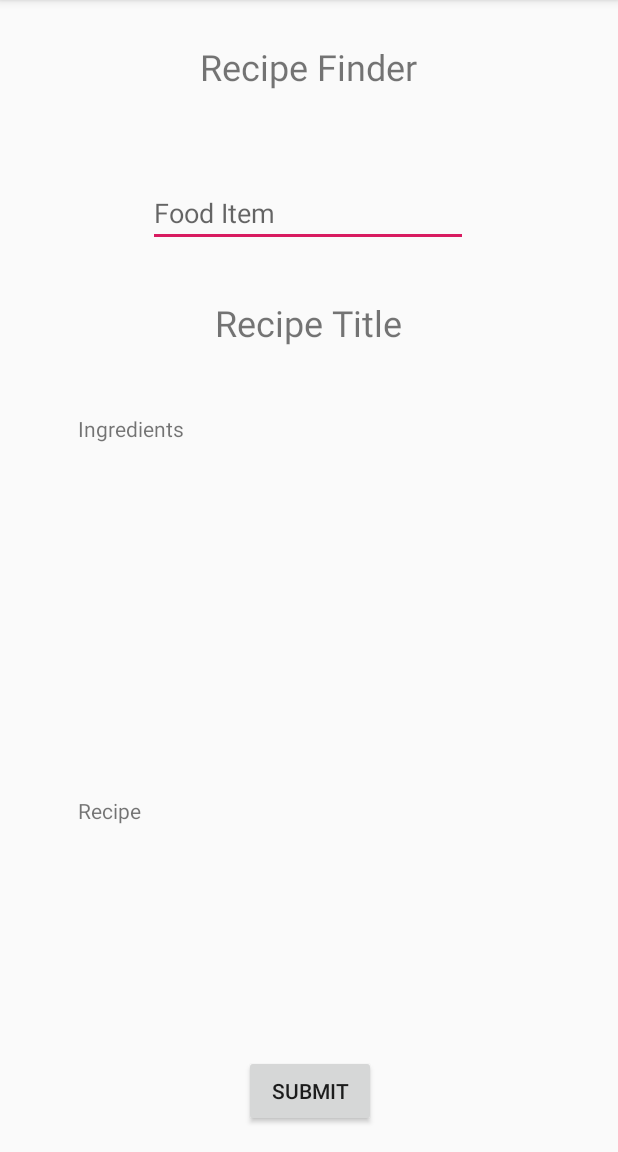
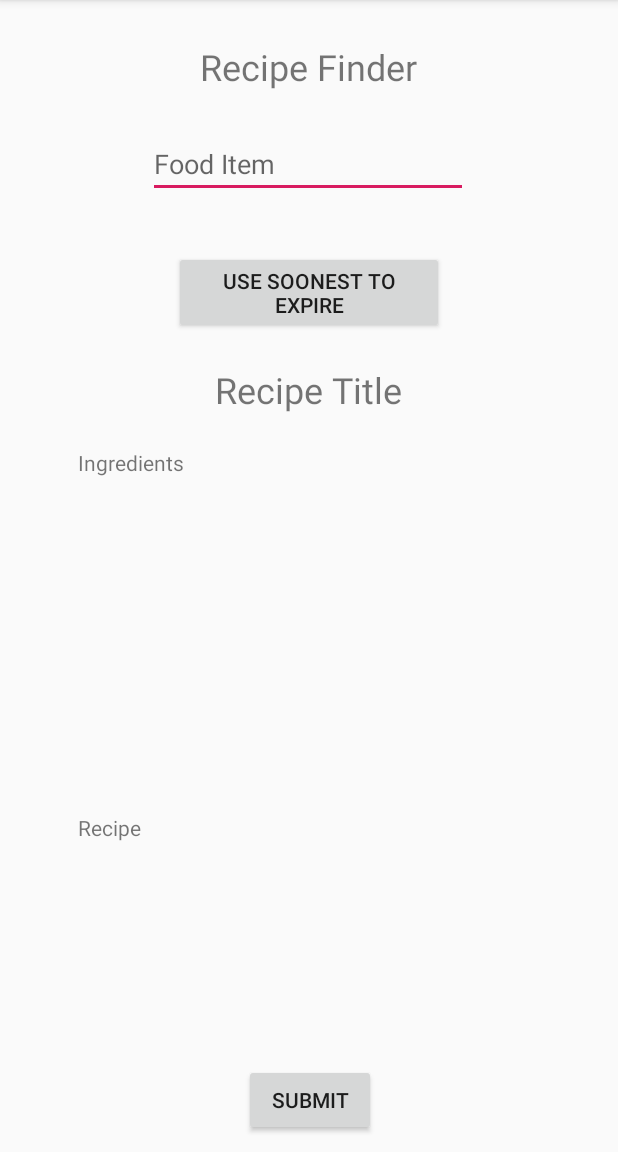
Before and after one commit to jakeshepherd/Tamago, an Android app: the APILink screen opened directly, with no data from a screen before it, on a phone screen of 412 x 824 dp, the part 84-1236 px from its top. Run offline under Robolectric (Android 15) with nearby library versions, the phone set to English and light mode, and no system bars.

```diff
--- a/app/src/main/AndroidManifest.xml
+++ b/app/src/main/AndroidManifest.xml
@@ -48,6 +48,9 @@
             android:name=".ShoppingListEntry"
             android:label="ShoppingListEntry" />
         <activity android:name=".ShoppingListDelete" />
+
+        <receiver android:name="AlertReceiver"/>
+
     </application>
 
 </manifest>
--- a/app/src/main/java/com/example/jakeshepherd/tamago/APILink.java
+++ b/app/src/main/java/com/example/jakeshepherd/tamago/APILink.java
@@ -1,5 +1,6 @@
 package com.example.jakeshepherd.tamago;
 
+import android.content.Intent;
 import android.os.Bundle;
 import android.support.v7.app.AppCompatActivity;
 import android.text.method.ScrollingMovementMethod;
@@ -21,7 +22,16 @@ public class APILink extends AppCompatActivity {
         String returnedTitle;
         String returnedInstructions;
 
-
+        Button soonest = findViewById(R.id.buttonGetSoonest);
+        soonest.setOnClickListener(new View.OnClickListener() {
+            @Override
+            public void onClick(View v) {
+                Intent intent = getIntent();
+                String foodName = intent.getStringExtra("foodName");
+                EditText editText = findViewById(R.id.foodItem);
+                editText.setText(foodName);
+            }
+        });
 
 
         Button test = (Button) findViewById(R.id.testButton);
@@ -66,9 +76,6 @@ public class APILink extends AppCompatActivity {
                 name.setText(returnedName);
                 ingredients.setText(returnedIngredients);
                 recipe.setText(returnedRecipe);
-
-
-
             }
         });
     }
--- a/app/src/main/res/layout/activity_api_layout.xml
+++ b/app/src/main/res/layout/activity_api_layout.xml
@@ -54,16 +54,17 @@
     <EditText
         android:id="@+id/foodItem"
         android:layout_width="wrap_content"
-        android:layout_height="wrap_content"
+        android:layout_height="39dp"
         android:layout_marginStart="98dp"
-        android:layout_marginTop="53dp"
+        android:layout_marginTop="8dp"
         android:layout_marginEnd="100dp"
-        android:layout_marginBottom="598dp"
+        android:layout_marginBottom="612dp"
         android:ems="10"
         android:hint="Food Item"
         android:inputType="textPersonName"
         app:layout_constraintBottom_toBottomOf="parent"
         app:layout_constraintEnd_toEndOf="parent"
+        app:layout_constraintHorizontal_bias="1.0"
         app:layout_constraintStart_toStartOf="parent"
         app:layout_constraintTop_toBottomOf="@+id/textView3" />
 
@@ -72,15 +73,13 @@
         android:layout_width="wrap_content"
         android:layout_height="wrap_content"
         android:layout_marginStart="168dp"
-        android:layout_marginTop="38dp"
         android:layout_marginEnd="169dp"
-        android:layout_marginBottom="541dp"
+        android:layout_marginBottom="492dp"
         android:text="Recipe Title"
         android:textSize="24sp"
         app:layout_constraintBottom_toBottomOf="parent"
         app:layout_constraintEnd_toEndOf="parent"
-        app:layout_constraintStart_toStartOf="parent"
-        app:layout_constraintTop_toBottomOf="@+id/foodItem" />
+        app:layout_constraintStart_toStartOf="parent" />
 
     <Button
         android:id="@+id/testButton"
@@ -96,4 +95,18 @@
         app:layout_constraintStart_toStartOf="parent"
         app:layout_constraintTop_toBottomOf="@+id/recipe" />
 
+    <Button
+        android:id="@+id/buttonGetSoonest"
+        android:layout_width="180dp"
+        android:layout_height="wrap_content"
+        android:layout_marginStart="115dp"
+        android:layout_marginTop="31dp"
+        android:layout_marginEnd="116dp"
+        android:layout_marginBottom="17dp"
+        android:text="Use soonest to expire"
+        app:layout_constraintBottom_toTopOf="@+id/name"
+        app:layout_constraintEnd_toEndOf="parent"
+        app:layout_constraintStart_toStartOf="parent"
+        app:layout_constraintTop_toBottomOf="@+id/foodItem" />
+
 </android.support.constraint.ConstraintLayout>
--- a/app/src/main/res/menu/activity_main2_drawer.xml
+++ b/app/src/main/res/menu/activity_main2_drawer.xml
@@ -19,7 +19,7 @@
         <item
             android:id="@+id/nav_api_test"
             android:icon="@drawable/ic_fast_food"
-            android:title="Recipe FInder" />
+            android:title="Recipe Finder" />
         <item
             android:id="@+id/nav_sync"
             android:icon="@drawable/ic_sync_black_24dp"
--- a/app/src/main/res/menu/activity_new_shopping_list_view_drawer.xml
+++ b/app/src/main/res/menu/activity_new_shopping_list_view_drawer.xml
@@ -19,7 +19,7 @@
         <item
             android:id="@+id/nav_api_test"
             android:icon="@drawable/ic_fast_food"
-            android:title="Recipe FInder" />
+            android:title="Recipe Finder" />
         <item
             android:id="@+id/nav_sync"
             android:icon="@drawable/ic_sync_black_24dp"
```
Also changed, not shown: app/src/main/java/com/example/jakeshepherd/tamago/AlertReceiver.java (+5 -4 lines), app/src/main/java/com/example/jakeshepherd/tamago/Database.java (+3 -59 lines), app/src/main/java/com/example/jakeshepherd/tamago/MainActivity.java (+37 -39 lines).
